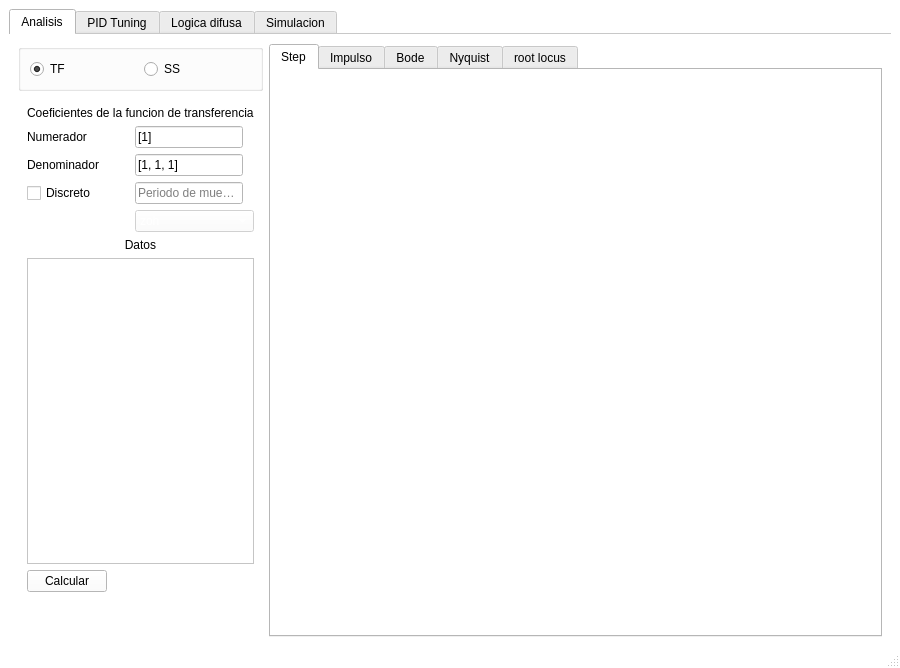
ezalorpro/LaboratorioDeControl, file Main aplication/VentanaPrincipal.ui: the form before one commit.
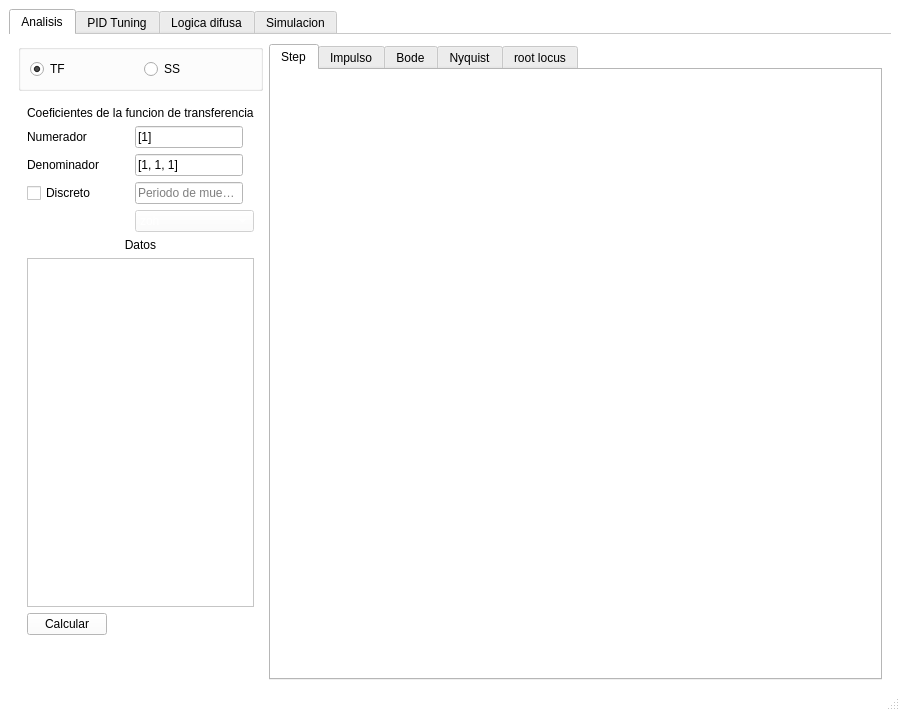
The form after the commit. Custom widgets are drawn as their Qt base class.

Commit message: corregidos los metodos de discretizacion

```diff
--- a/Main aplication/VentanaPrincipal.ui
+++ b/Main aplication/VentanaPrincipal.ui
@@ -10,7 +10,7 @@
     <x>0</x>
     <y>0</y>
     <width>900</width>
-    <height>638</height>
+    <height>711</height>
    </rect>
   </property>
   <property name="sizePolicy">
```
Left out of the diff: 74 changed lines with no effect on the pictures. The commit also changes 2 other files.
